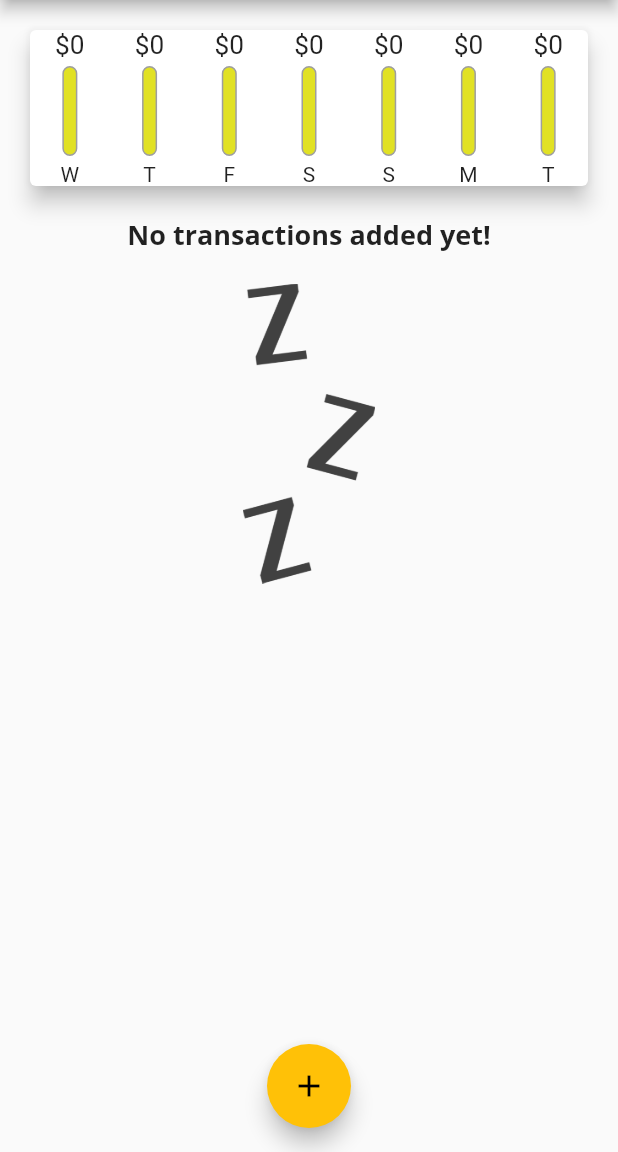
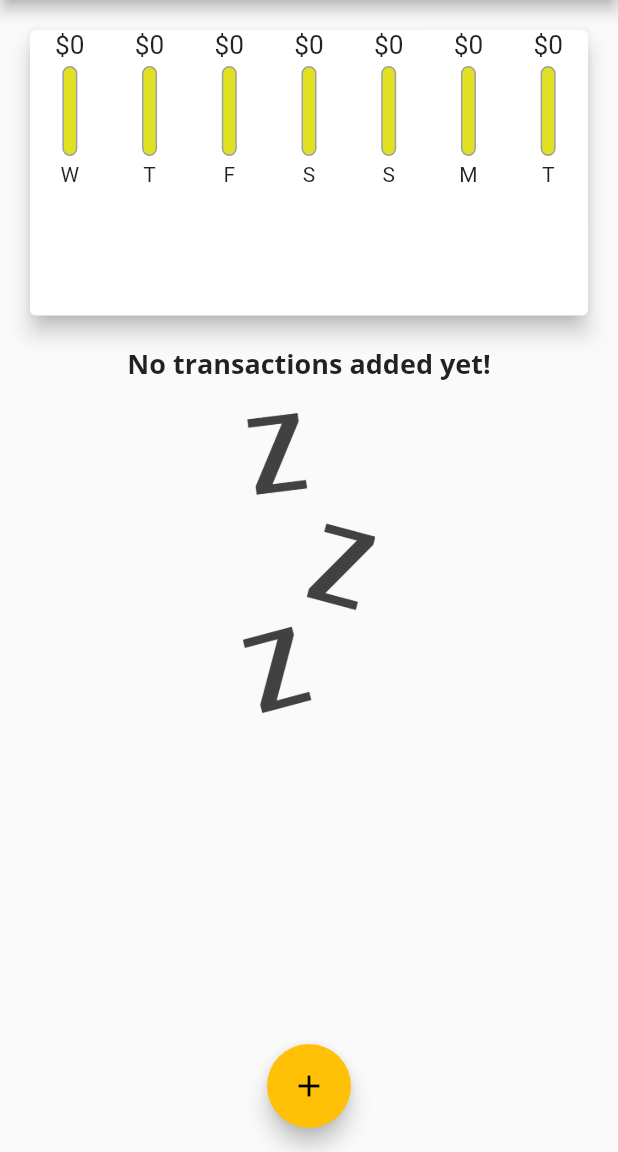
Before and after one commit to AkhmedovSH/academind_flutter, a Flutter app: the screen it shows after launch, on a phone screen of 412 x 824 dp, the part 84-1236 px from its top. Run offline on Flutter 3.47's test engine with Material 2 defaults, Android fonts, the phone set to English and light mode, and no system bars.

Commit message:
some fix

```diff
--- a/module_4/lib/main.dart
+++ b/module_4/lib/main.dart
@@ -49,20 +49,7 @@
 }
 
 class _HomeState extends State<Home> {
-  final List<Transaction> _userTransactions = [
-    // Transaction(
-    //   id: 't1',
-    //   title: 'New Shoes',
-    //   amount: 68.99,
-    //   date: DateTime.now(),
-    // ),
-    // Transaction(
-    //   id: 't2',
-    //   title: 'New Shoes2',
-    //   amount: 70.99,
-    //   date: DateTime.now(),
-    // ),
-  ];
+  final List<Transaction> _userTransactions = [];
 
   List<Transaction> get _recentTransactions {
     return _userTransactions.where((element) {
@@ -108,8 +95,7 @@
 
   @override
   Widget build(BuildContext context) {
-    return Scaffold(
-        appBar: AppBar(
+    final appBar = AppBar(
       title: Text('Personal Expenses'),
       actions: [
         IconButton(
@@ -117,13 +103,28 @@
           icon: Icon(Icons.add),
         ),
       ],
-        ),
+    );
+
+    return Scaffold(
+        appBar: appBar,
         body: SingleChildScrollView(
           child: Column(
             crossAxisAlignment: CrossAxisAlignment.stretch,
             children: [
-              Chart(_recentTransactions),
-              TransactionList(_userTransactions, _deleteTransaction),
+              Container(
+                height: (MediaQuery.of(context).size.height -
+                        appBar.preferredSize.height -
+                        MediaQuery.of(context).padding.top) *
+                    0.3,
+                child: Chart(_recentTransactions),
+              ),
+              Container(
+                height: (MediaQuery.of(context).size.height -
+                        appBar.preferredSize.height -
+                        MediaQuery.of(context).padding.top) *
+                    0.7,
+                child: TransactionList(_userTransactions, _deleteTransaction),
+              ),
             ],
           ),
         ),
--- a/module_4/lib/widgets/transaction_list.dart
+++ b/module_4/lib/widgets/transaction_list.dart
@@ -10,9 +10,7 @@
 
   @override
   Widget build(BuildContext context) {
-    return Container(
-      height: 300,
-      child: transactions.isEmpty
+    return transactions.isEmpty
         ? Column(
             children: [
               Text(
@@ -65,7 +63,6 @@
               );
             },
             itemCount: transactions.length,
-            ),
           );
   }
 }
```
Lines whose indentation alone changed are shown as unchanged.
